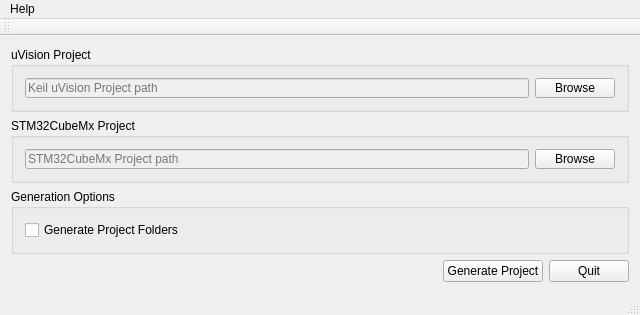
lreyesm/NEOWizard, file Source/NFWizard2.ui: the form before one commit.
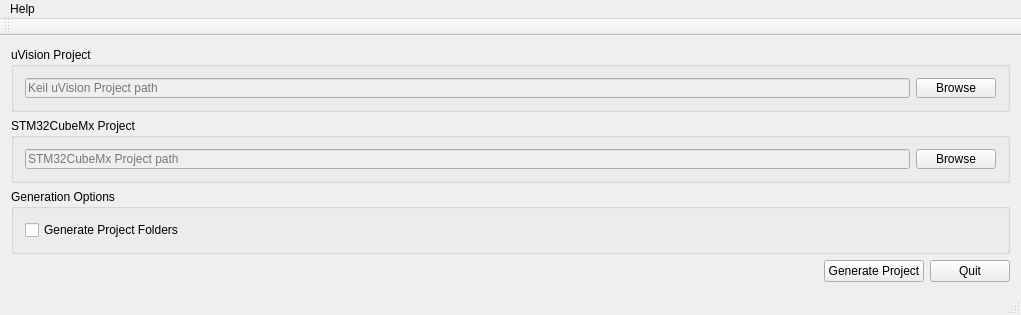
The form after the commit. Icons and pictures are not drawn.

What changed in the file:
```diff
--- a/Source/NFWizard2.ui
+++ b/Source/NFWizard2.ui
@@ -6,7 +6,7 @@
    <rect>
     <x>0</x>
     <y>0</y>
-    <width>640</width>
+    <width>1021</width>
     <height>315</height>
    </rect>
   </property>
@@ -184,8 +184,8 @@
     <rect>
      <x>0</x>
      <y>0</y>
-     <width>640</width>
-     <height>20</height>
+     <width>1021</width>
+     <height>25</height>
     </rect>
    </property>
    <widget class="QMenu" name="menuHelp">
```
